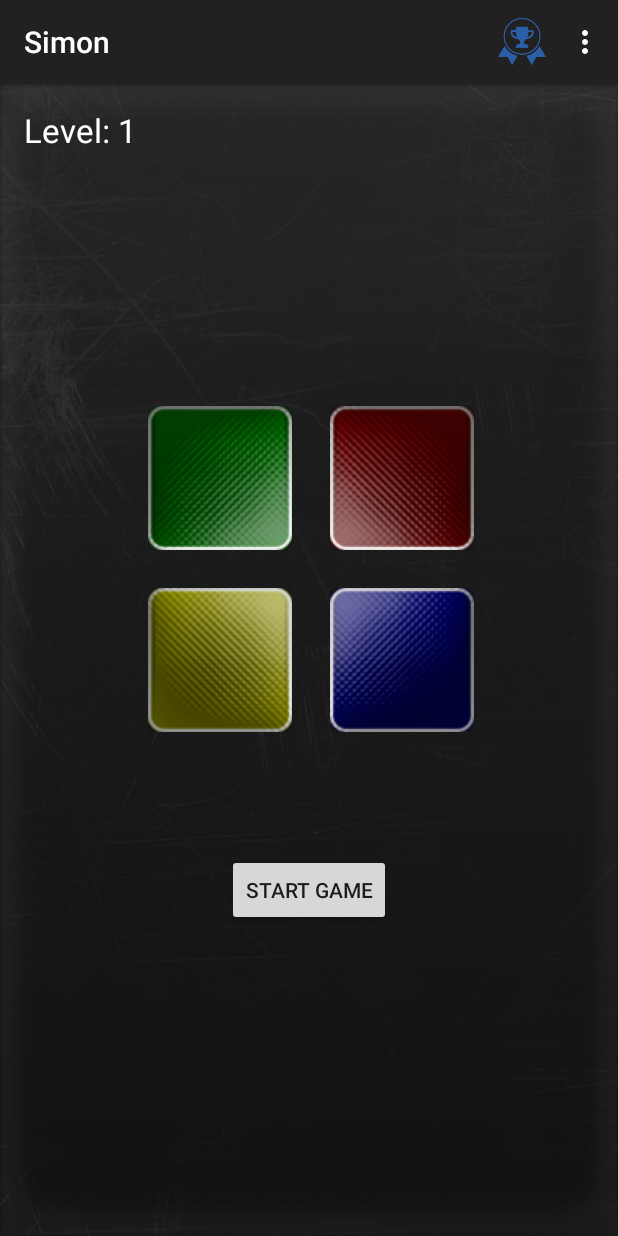
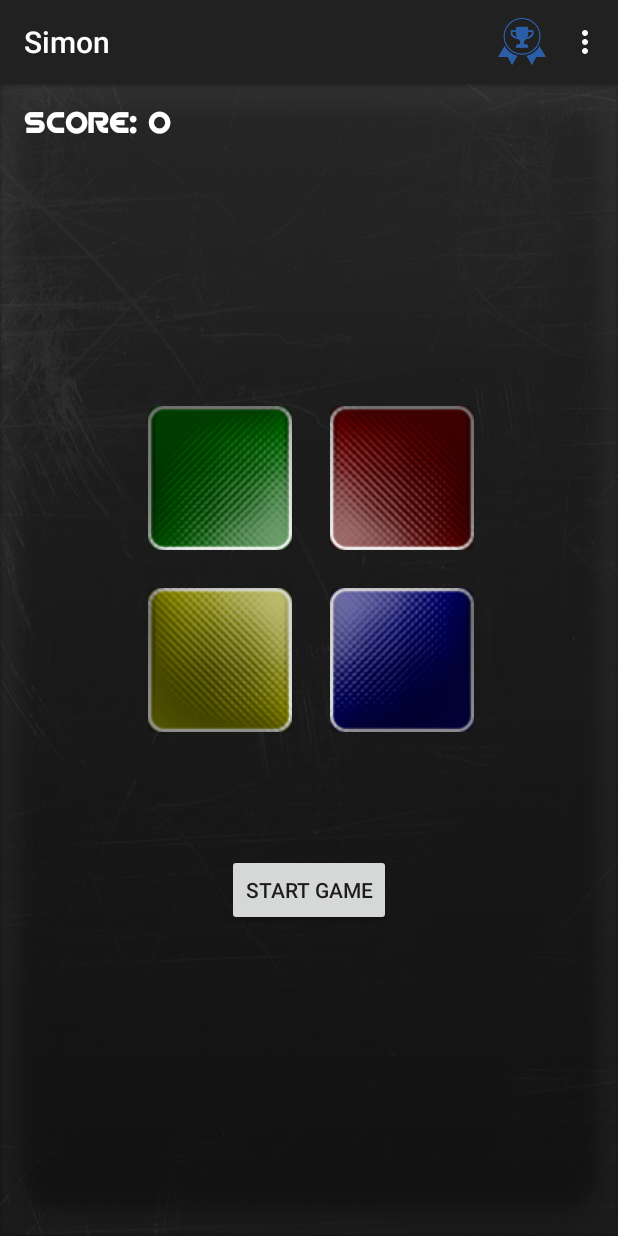
Before and after one commit to kfenske/SimonApp, an Android app: the screen it shows after launch (MainActivity), after a tap on "PLAY", on a phone screen of 412 x 824 dp. Run offline under Robolectric (Android 15) with nearby library versions, the phone set to English and light mode, and no system bars.

Commit message:
Adds custom font
Sets the splash screen title, score label, top score header text, and
settings options in a custom, freeware typeface.

```diff
--- a/SimonPractice/app/src/main/java/com/seankram/simonpractice/MainActivity.java
+++ b/SimonPractice/app/src/main/java/com/seankram/simonpractice/MainActivity.java
@@ -3,19 +3,14 @@ package com.seankram.simonpractice;
 import android.animation.Animator;
 import android.animation.AnimatorListenerAdapter;
 import android.animation.ObjectAnimator;
-import android.app.AlertDialog;
-import android.content.Context;
-import android.content.DialogInterface;
 import android.content.Intent;
+import android.graphics.Typeface;
 import android.support.v7.app.ActionBarActivity;
 import android.view.Gravity;
 import android.view.LayoutInflater;
 import android.view.MotionEvent;
 import android.view.ViewGroup.LayoutParams;
 import android.os.Bundle;
-import android.view.Gravity;
-import android.view.LayoutInflater;
-import android.view.ViewGroup.LayoutParams;
 import android.view.Menu;
 import android.view.MenuItem;
 import android.view.View;
@@ -26,9 +21,7 @@ import android.widget.EditText;
 import android.widget.ImageButton;
 import android.widget.PopupWindow;
 import android.widget.TextView;
-import android.widget.PopupWindow;
 import android.widget.Toast;
-import android.widget.EditText;
 import android.view.View.OnClickListener;
 
 import java.util.ArrayList;
@@ -88,6 +81,10 @@ public class MainActivity extends ActionBarActivity implements View.OnTouchListe
 
         topTen = new TopScores();
         //String[][] winners = topTen.updatedWinners();
+
+        String fontPath = "fonts/spincycle_ot.ttf";
+        Typeface tf = Typeface.createFromAsset(getAssets(), fontPath);
+        levelText.setTypeface(tf);
 
         game = new GamePlay();
         updateLevel();
@@ -252,7 +249,7 @@ public class MainActivity extends ActionBarActivity implements View.OnTouchListe
     // Updates the display to show what level the user is on,
     // that is, how large their current pattern is.
     protected void updateLevel() {
-        levelText.setText("Level: " + game.gameCounter);
+        levelText.setText("SCORE: " + (game.gameCounter - 1));
     }
 
     @Override
--- a/SimonPractice/app/src/main/java/com/seankram/simonpractice/SplashScreen.java
+++ b/SimonPractice/app/src/main/java/com/seankram/simonpractice/SplashScreen.java
@@ -1,8 +1,10 @@
 package com.seankram.simonpractice;
 
 import android.app.Activity;
+import android.graphics.Typeface;
 import android.os.Bundle;
 import android.view.View;
+import android.widget.TextView;
 import android.content.Intent;
 
 public class SplashScreen extends Activity implements View.OnClickListener {
@@ -11,6 +13,11 @@ public class SplashScreen extends Activity implements View.OnClickListener {
     protected void onCreate(Bundle savedInstanceState){
         super.onCreate(savedInstanceState);
         setContentView(R.layout.splash_screen);
+
+        TextView titleTextView = (TextView) findViewById(R.id.titleTextView);
+        String fontPath = "fonts/spincycle_ot.ttf";
+        Typeface tf = Typeface.createFromAsset(getAssets(), fontPath);
+        titleTextView.setTypeface(tf);
 
         View btnPlay = findViewById(R.id.btnPlay);
         btnPlay.setOnClickListener(this);
--- a/SimonPractice/app/src/main/java/com/seankram/simonpractice/TopScoresActivity.java
+++ b/SimonPractice/app/src/main/java/com/seankram/simonpractice/TopScoresActivity.java
@@ -1,6 +1,7 @@
 package com.seankram.simonpractice;
 
 import android.app.Activity;
+import android.graphics.Typeface;
 import android.os.Bundle;
 import android.view.ViewDebug;
 import android.widget.TextView;
@@ -38,6 +39,11 @@ public class TopScoresActivity extends Activity {
     protected void onCreate(Bundle savedInstanceState) {
         super.onCreate(savedInstanceState);
         setContentView(R.layout.activity_top_scores);
+
+        TextView topScoresTitle = (TextView) findViewById(R.id.topScoresTitle);
+        String fontPath = "fonts/spincycle_ot.ttf";
+        Typeface tf = Typeface.createFromAsset(getAssets(), fontPath);
+        topScoresTitle.setTypeface(tf);
 
         //get references to the widgets
         scoreBoard[0][0] = (TextView) findViewById(R.id.label_score1);
--- a/SimonPractice/app/src/main/res/layout/activity_top_scores.xml
+++ b/SimonPractice/app/src/main/res/layout/activity_top_scores.xml
@@ -14,7 +14,7 @@
             android:id="@+id/topScoresTitle"
             android:layout_span="3"
             android:layout_weight="1"
-            android:text="Top Scores"
+            android:text="TOP SCORES"
             android:textAppearance="?android:attr/textAppearanceLarge"
             android:textSize="28sp"
             android:gravity="center_horizontal"
--- a/SimonPractice/app/src/main/res/layout/splash_screen.xml
+++ b/SimonPractice/app/src/main/res/layout/splash_screen.xml
@@ -32,7 +32,7 @@
         android:layout_marginTop="120dp"
         android:layout_centerHorizontal="true"
         android:textStyle="bold"
-        android:textSize="50sp"
-        android:textColor="#66FFCB" />
+        android:textSize="60sp"
+        android:textColor="#FFFFFF" />
 
 </RelativeLayout>
```
Also changed, not shown: SimonPractice/app/src/main/java/com/seankram/simonpractice/SettingsActivity.java (+14 -0 lines), SimonPractice/app/src/main/res/values/strings.xml (+4 -4 lines), SimonPractice/app/src/main/assets/fonts/spincycle_ot.ttf (added), 1 other file.
